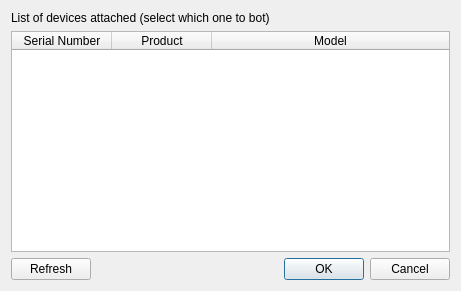
Old version of the form botfather/gui/android_dialog.ui in the repository botfatherio/botfather.
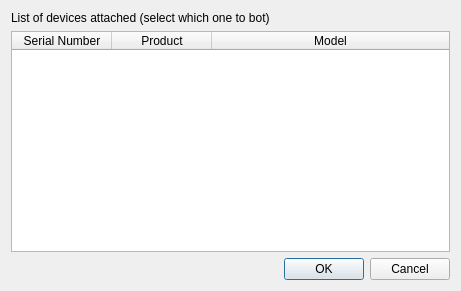
New version of the form. Icons and pictures are not drawn.

Commit message: Improves android dialog controls by introducing a dialog button box

```diff
--- a/botfather/gui/android_dialog.ui
+++ b/botfather/gui/android_dialog.ui
@@ -78,45 +78,11 @@
     </widget>
    </item>
    <item>
-    <layout class="QHBoxLayout" name="horizontalLayout">
-     <item>
-      <widget class="QPushButton" name="refresh">
-       <property name="text">
-        <string>Refresh</string>
-       </property>
-      </widget>
-     </item>
-     <item>
-      <spacer name="horizontalSpacer">
-       <property name="orientation">
-        <enum>Qt::Horizontal</enum>
-       </property>
-       <property name="sizeHint" stdset="0">
-        <size>
-         <width>40</width>
-         <height>20</height>
-        </size>
-       </property>
-      </spacer>
-     </item>
-     <item>
-      <widget class="QPushButton" name="ok">
-       <property name="text">
-        <string>OK</string>
-       </property>
-       <property name="default">
-        <bool>true</bool>
-       </property>
-      </widget>
-     </item>
-     <item>
-      <widget class="QPushButton" name="cancel">
-       <property name="text">
-        <string>Cancel</string>
-       </property>
-      </widget>
-     </item>
-    </layout>
+    <widget class="QDialogButtonBox" name="button_box">
+     <property name="standardButtons">
+      <set>QDialogButtonBox::Cancel|QDialogButtonBox::Ok</set>
+     </property>
+    </widget>
    </item>
   </layout>
  </widget>
```
The commit also changes 1 other file.
